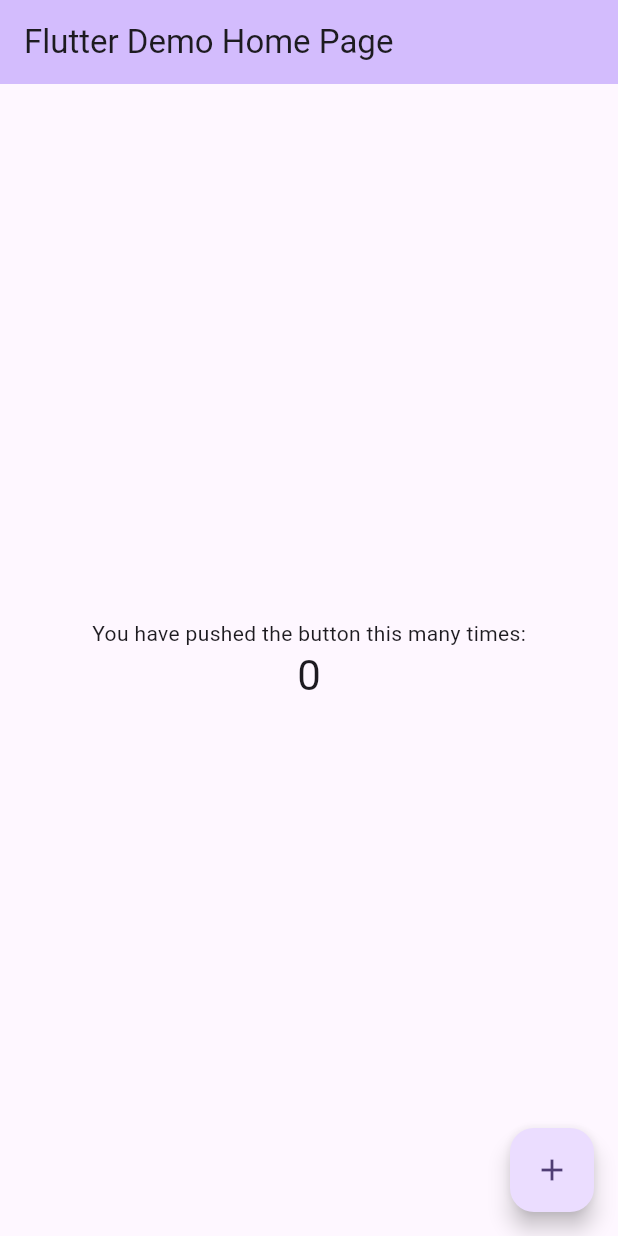
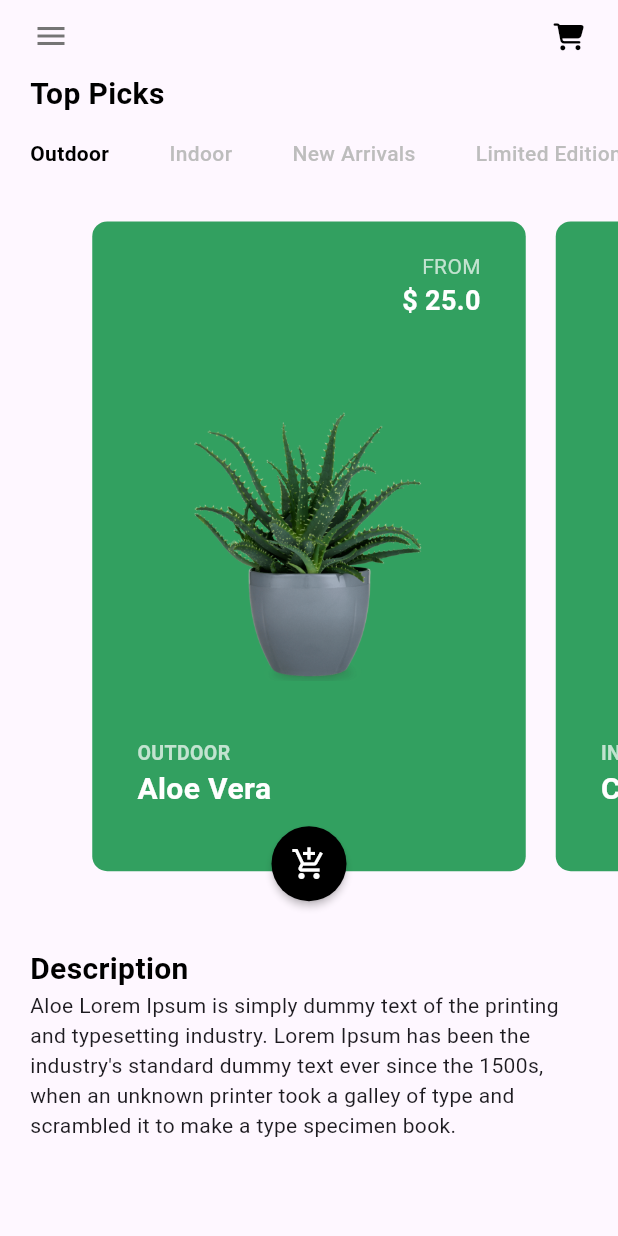
Before and after one commit to Tien25012003/Flutter_PlantShop_FrontEnd, a Flutter app: the screen it shows after launch, on a phone screen of 412 x 824 dp. Run offline on Flutter 3.47's test engine with Material 2 defaults, Android fonts, the phone set to English and light mode, and no system bars; our stand-ins replace font_awesome_flutter; missing offline and left inert: dart:ffi.

Commit message:
Complete HomeScreen

```diff
--- a/lib/main.dart
+++ b/lib/main.dart
@@ -1,4 +1,6 @@
 import 'package:flutter/material.dart';
+import 'package:flutter/services.dart';
+import 'package:plant_shop_ui/screens/home.dart';
 
 void main() {
   runApp(const MyApp());
@@ -7,119 +9,16 @@ void main() {
 class MyApp extends StatelessWidget {
   const MyApp({super.key});
 
-  // This widget is the root of your application.
   @override
   Widget build(BuildContext context) {
     return MaterialApp(
       title: 'Flutter Demo',
+      debugShowCheckedModeBanner: false,
       theme: ThemeData(
-        // This is the theme of your application.
-        //
-        // TRY THIS: Try running your application with "flutter run". You'll see
-        // the application has a blue toolbar. Then, without quitting the app,
-        // try changing the seedColor in the colorScheme below to Colors.green
-        // and then invoke "hot reload" (save your changes or press the "hot
-        // reload" button in a Flutter-supported IDE, or press "r" if you used
-        // the command line to start the app).
-        //
-        // Notice that the counter didn't reset back to zero; the application
-        // state is not lost during the reload. To reset the state, use hot
-        // restart instead.
-        //
-        // This works for code too, not just values: Most code changes can be
-        // tested with just a hot reload.
-        colorScheme: ColorScheme.fromSeed(seedColor: Colors.deepPurple),
+        //colorScheme: ColorScheme.fromSeed(seedColor: Colors.deepPurple),
         useMaterial3: true,
       ),
-      home: const MyHomePage(title: 'Flutter Demo Home Page'),
+      home: const HomeScreen(),
     );
   }
 }
-
-class MyHomePage extends StatefulWidget {
-  const MyHomePage({super.key, required this.title});
-
-  // This widget is the home page of your application. It is stateful, meaning
-  // that it has a State object (defined below) that contains fields that affect
-  // how it looks.
-
-  // This class is the configuration for the state. It holds the values (in this
-  // case the title) provided by the parent (in this case the App widget) and
-  // used by the build method of the State. Fields in a Widget subclass are
-  // always marked "final".
-
-  final String title;
-
-  @override
-  State<MyHomePage> createState() => _MyHomePageState();
-}
-
-class _MyHomePageState extends State<MyHomePage> {
-  int _counter = 0;
-
-  void _incrementCounter() {
-    setState(() {
-      // This call to setState tells the Flutter framework that something has
-      // changed in this State, which causes it to rerun the build method below
-      // so that the display can reflect the updated values. If we changed
-      // _counter without calling setState(), then the build method would not be
-      // called again, and so nothing would appear to happen.
-      _counter++;
-    });
-  }
-
-  @override
-  Widget build(BuildContext context) {
-    // This method is rerun every time setState is called, for instance as done
-    // by the _incrementCounter method above.
-    //
-    // The Flutter framework has been optimized to make rerunning build methods
-    // fast, so that you can just rebuild anything that needs updating rather
-    // than having to individually change instances of widgets.
-    return Scaffold(
-      appBar: AppBar(
-        // TRY THIS: Try changing the color here to a specific color (to
-        // Colors.amber, perhaps?) and trigger a hot reload to see the AppBar
-        // change color while the other colors stay the same.
-        backgroundColor: Theme.of(context).colorScheme.inversePrimary,
-        // Here we take the value from the MyHomePage object that was created by
-        // the App.build method, and use it to set our appbar title.
-        title: Text(widget.title),
-      ),
-      body: Center(
-        // Center is a layout widget. It takes a single child and positions it
-        // in the middle of the parent.
-        child: Column(
-          // Column is also a layout widget. It takes a list of children and
-          // arranges them vertically. By default, it sizes itself to fit its
-          // children horizontally, and tries to be as tall as its parent.
-          //
-          // Column has various properties to control how it sizes itself and
-          // how it positions its children. Here we use mainAxisAlignment to
-          // center the children vertically; the main axis here is the vertical
-          // axis because Columns are vertical (the cross axis would be
-          // horizontal).
-          //
-          // TRY THIS: Invoke "debug painting" (choose the "Toggle Debug Paint"
-          // action in the IDE, or press "p" in the console), to see the
-          // wireframe for each widget.
-          mainAxisAlignment: MainAxisAlignment.center,
-          children: <Widget>[
-            const Text(
-              'You have pushed the button this many times:',
-            ),
-            Text(
-              '$_counter',
-              style: Theme.of(context).textTheme.headlineMedium,
-            ),
-          ],
-        ),
-      ),
-      floatingActionButton: FloatingActionButton(
-        onPressed: _incrementCounter,
-        tooltip: 'Increment',
-        child: const Icon(Icons.add),
-      ), // This trailing comma makes auto-formatting nicer for build methods.
-    );
-  }
-}
--- /dev/null
+++ b/lib/models/plant_model.dart
@@ -0,0 +1,17 @@
+class PlantModel {
+  late String name;
+  late String type;
+  late double price;
+  late String size;
+  late String description;
+  late String detail;
+  late String image;
+  PlantModel(
+      {required this.name,
+      required this.type,
+      required this.price,
+      required this.size,
+      required this.description,
+      required this.image,
+      required this.detail});
+}
--- /dev/null
+++ b/lib/models/plants.dart
@@ -0,0 +1,32 @@
+import 'package:plant_shop_ui/models/plant_model.dart';
+import 'package:plant_shop_ui/utilities/path.dart';
+
+final List<PlantModel> plants = [
+  PlantModel(
+      name: "Aloe Vera",
+      type: "Outdoor",
+      price: 25,
+      size: "Small",
+      description:
+          "Aloe Lorem Ipsum is simply dummy text of the printing and typesetting industry. Lorem Ipsum has been the industry's standard dummy text ever since the 1500s, when an unknown printer took a galley of type and scrambled it to make a type specimen book.",
+      image: AppImage.image0,
+      detail: "Plan height: 35-45cm\nNursery pot width: 12cm"),
+  PlantModel(
+      name: "Cool Plant",
+      type: "Indoor",
+      price: 25,
+      size: "Medium",
+      description:
+          "Plant Ipsum is simply dummy text of the printing and typesetting industry. Lorem Ipsum has been the industry's standard dummy text ever since the 1500s, when an unknown printer took a galley of type and scrambled it to make a type specimen book.",
+      image: AppImage.image1,
+      detail: "Plan height: 35-45cm\nNursery pot width: 12cm"),
+  PlantModel(
+      name: "Really Cool Plant",
+      type: "New Arrival",
+      price: 25,
+      size: "Small",
+      description:
+          "Cool plants Lorem Ipsum is simply dummy text of the printing and typesetting industry. Lorem Ipsum has been the industry's standard dummy text ever since the 1500s, when an unknown printer took a galley of type and scrambled it to make a type specimen book.",
+      image: AppImage.image2,
+      detail: "Plan height: 35-45cm\nNursery pot width: 12cm"),
+];
--- /dev/null
+++ b/lib/screens/detail.dart
@@ -0,0 +1,41 @@
+import 'package:flutter/material.dart';
+import 'package:flutter/services.dart';
+import 'package:plant_shop_ui/utilities/color.dart';
+
+class DetailScreen extends StatefulWidget {
+  const DetailScreen({super.key});
+
+  @override
+  State<DetailScreen> createState() => _DetailScreenState();
+}
+
+class _DetailScreenState extends State<DetailScreen> {
+  @override
+  Widget build(BuildContext context) {
+    return Scaffold(
+      backgroundColor: AppColor.green,
+      body: AnnotatedRegion(
+        value: const SystemUiOverlayStyle(
+            statusBarColor: Colors.transparent,
+            statusBarIconBrightness: Brightness.light),
+        child: SingleChildScrollView(
+          child: Column(
+            children: [
+              const SizedBox(height: 30),
+              const Row(
+                children: [Text("AA")],
+              ),
+              Container(
+                width: double.infinity,
+                color: Colors.amber,
+                child: Center(
+                  child: Text("AA"),
+                ),
+              )
+            ],
+          ),
+        ),
+      ),
+    );
+  }
+}
--- /dev/null
+++ b/lib/screens/home.dart
@@ -0,0 +1,255 @@
+import 'package:flutter/material.dart';
+import 'package:flutter/services.dart';
+import 'package:font_awesome_flutter/font_awesome_flutter.dart';
+import 'package:plant_shop_ui/models/plants.dart';
+import 'package:plant_shop_ui/screens/detail.dart';
+import 'package:plant_shop_ui/utilities/color.dart';
+
+class HomeScreen extends StatefulWidget {
+  const HomeScreen({super.key});
+
+  @override
+  State<HomeScreen> createState() => _HomeScreenState();
+}
+
+class _HomeScreenState extends State<HomeScreen>
+    with SingleTickerProviderStateMixin {
+  final List<String> types = [
+    "Outdoor",
+    "Indoor",
+    "New Arrivals",
+    "Limited Edition",
+  ];
+
+  int _selectedType = 0;
+  int _pageSelected = 0;
+  late PageController _pageController;
+  @override
+  void initState() {
+    super.initState();
+    _pageController = PageController(initialPage: 0, viewportFraction: 0.75);
+  }
+
+  @override
+  void dispose() {
+    _pageController.dispose();
+    super.dispose();
+  }
+
+  Widget _plantSelector(int index) {
+    return AnimatedBuilder(
+        animation: _pageController,
+        builder: (BuildContext context, Widget? widget) {
+          double value = 1;
+          if (_pageController.position.haveDimensions) {
+            value = _pageController.page! - index;
+            value = (1 - (value.abs() * 0.3)).clamp(0, 1);
+            //print(value);
+            //print(_pageController.page);
+          }
+          return Center(
+            child: Container(
+              //color: Colors.yellow,
+              margin: const EdgeInsets.symmetric(horizontal: 10),
+              height: Curves.easeInOut.transform(value) *
+                  MediaQuery.of(context).size.height *
+                  0.55,
+              width: Curves.easeInOut.transform(value) * 400,
+              child: widget,
+            ),
+          );
+        },
+        child: Stack(
+          alignment: Alignment.center,
+          children: [
+            Container(
+                margin: const EdgeInsets.only(bottom: 20),
+                width: double.infinity,
+                decoration: BoxDecoration(
+                    color: const Color(0xFF32A060),
+                    borderRadius: BorderRadius.circular(10)),
+                child: Stack(
+                  children: [
+                    Center(
+                      child: Hero(
+                        tag: plants[index].image,
+                        child: Image.asset(
+                          plants[index].image,
+                          width: 180,
+                          height: 180,
+                          fit: BoxFit.cover,
+                        ),
+                      ),
+                    ),
+                    Positioned(
+                      right: 30,
+                      top: 20,
+                      child: Column(
+                        crossAxisAlignment: CrossAxisAlignment.end,
+                        children: [
+                          const Text(
+                            "FROM",
+                            style: TextStyle(color: Colors.white70),
+                          ),
+                          Text(
+                            '\$ ${plants[index].price}',
+                            style: const TextStyle(
+                                color: Colors.white,
+                                fontWeight: FontWeight.bold,
+                                fontSize: 18),
+                          ),
+                        ],
+                      ),
+                    ),
+                    Positioned(
+                      left: 30,
+                      bottom: 40,
+                      child: Column(
+                        crossAxisAlignment: CrossAxisAlignment.start,
+                        children: [
+                          Text(
+                            plants[index].type.toUpperCase(),
+                            style: const TextStyle(
+                                color: Colors.white70,
+                                fontSize: 13,
+                                fontWeight: FontWeight.w600),
+                          ),
+                          Text(
+                            plants[index].name,
+                            style: const TextStyle(
+                                color: Colors.white,
+                                fontWeight: FontWeight.bold,
+                                fontSize: 20),
+                            maxLines: 1,
+                            overflow: TextOverflow.ellipsis,
+                          ),
+                        ],
+                      ),
+                    ),
+                  ],
+                )),
+            Positioned(
+                bottom: 0,
+                child: RawMaterialButton(
+                  onPressed: () {
+                    Navigator.push(
+                        context,
+                        MaterialPageRoute(
+                            builder: (_) => const DetailScreen()));
+                  },
+                  fillColor: Colors.black,
+                  shape: const CircleBorder(),
+                  padding: const EdgeInsets.all(13),
+                  child: const Icon(
+                    Icons.add_shopping_cart,
+                    color: Colors.white,
+                  ),
+                )),
+          ],
+        ));
+  }
+
+  @override
+  Widget build(BuildContext context) {
+    return Scaffold(
+        body: AnnotatedRegion(
+      value: SystemUiOverlayStyle(statusBarIconBrightness: Brightness.dark),
+      child: ListView(
+        children: [
+          Padding(
+            padding: const EdgeInsets.symmetric(horizontal: 10),
+            child: Row(
+              mainAxisAlignment: MainAxisAlignment.spaceBetween,
+              children: [
+                IconButton(
+                    onPressed: () {},
+                    icon: Icon(
+                      Icons.menu,
+                      color: Colors.grey.shade600,
+                    )),
+                IconButton(
+                    onPressed: () {},
+                    icon: const Icon(
+                      FontAwesomeIcons.cartShopping,
+                      color: Colors.black,
+                      size: 18,
+                    ))
+              ],
+            ),
+          ),
+          const Padding(
+            padding: EdgeInsets.symmetric(horizontal: 20),
+            child: Text(
+              "Top Picks",
+              style: TextStyle(
+                  color: Colors.black,
+                  fontSize: 20,
+                  fontWeight: FontWeight.w600),
+            ),
+          ),
+          SizedBox(
+            height: 50,
+            //color: Colors.blue,
+            child: ListView(
+              scrollDirection: Axis.horizontal,
+              children: types.asMap().entries.map((e) {
+                return Ink(
+                    height: 50,
+                    child: InkWell(
+                        borderRadius: BorderRadius.circular(10),
+                        onTap: () {
+                          setState(() {
+                            _selectedType = e.key;
+                          });
+                        },
+                        child: Padding(
+                          padding: const EdgeInsets.symmetric(horizontal: 20),
+                          child: Center(
+                              child: Text(e.value,
+                                  style: TextStyle(
+                                    fontWeight: _selectedType == e.key
+                                        ? FontWeight.bold
+                                        : FontWeight.w500,
+                                    color: _selectedType == e.key
+                                        ? Colors.black
+                                        : Colors.grey[400],
+                                  ))),
+                        )));
+              }).toList(),
+            ),
+          ),
+          Container(
+              //color: Colors.blue,
+              alignment: Alignment.center,
+              //margin: const EdgeInsets.only(top: 30),
+              width: double.infinity,
+              height: MediaQuery.of(context).size.height * 0.6,
+              child: PageView.builder(
+                  controller: _pageController,
+                  itemCount: plants.length,
+                  onPageChanged: (value) {
+                    setState(() {
+                      _pageSelected = value;
+                    });
+                  },
+                  itemBuilder: (_, index) {
+                    return _plantSelector(index);
+                  })),
+          const SizedBox(height: 10),
+          const Padding(
+            padding: EdgeInsets.symmetric(horizontal: 20),
+            child: Text("Description",
+                style: TextStyle(
+                    color: Colors.black,
+                    fontSize: 20,
+                    fontWeight: FontWeight.w600)),
+          ),
+          Padding(
+            padding: const EdgeInsets.symmetric(horizontal: 20),
+            child: Text(plants[_pageSelected].description),
+          )
+        ],
+      ),
+    ));
+  }
+}
--- /dev/null
+++ b/lib/utilities/color.dart
@@ -0,0 +1,7 @@
+import 'dart:ffi';
+
+import 'package:flutter/material.dart';
+
+class AppColor {
+  static final Color green = Color(0xFF32A060);
+}
--- /dev/null
+++ b/lib/utilities/path.dart
@@ -0,0 +1,6 @@
+class AppImage {
+  static const String imagePath = "assets/images/";
+  static const String image0 = "${imagePath}plant0.png";
+  static const String image1 = "${imagePath}plant1.png";
+  static const String image2 = "${imagePath}plant2.png";
+}
```
Also changed, not shown: pubspec.yaml (+5 -7 lines), assets/images/plant0.png (added), assets/images/plant1.png (added), assets/images/plant2.png (added), pubspec.lock.
